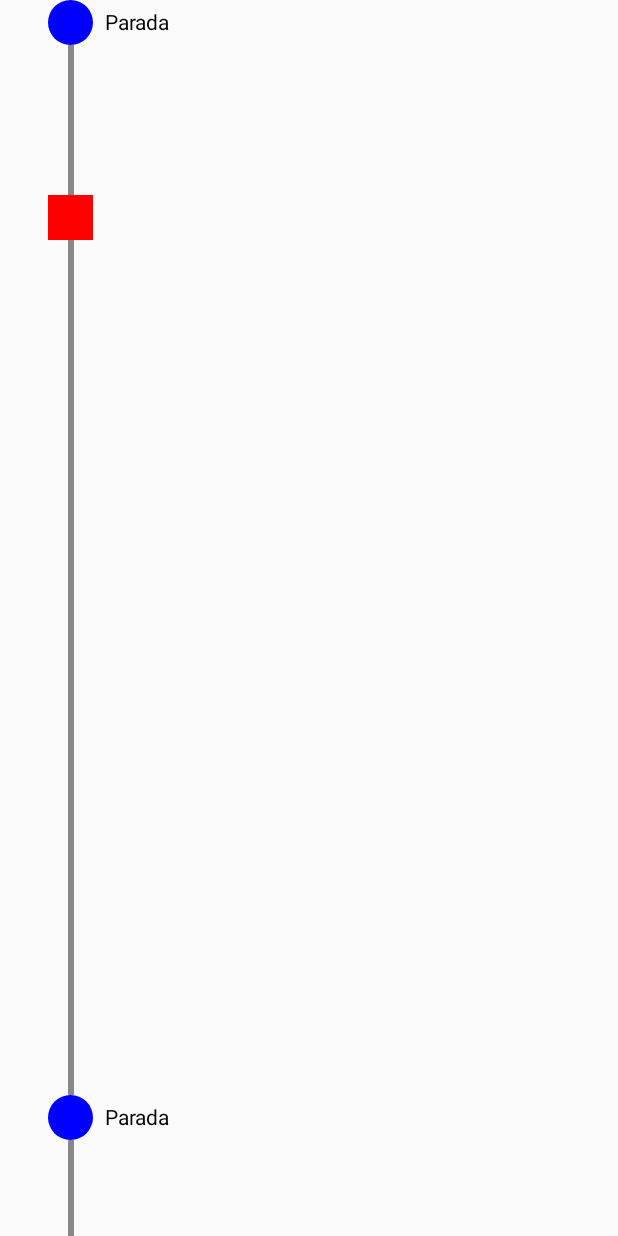
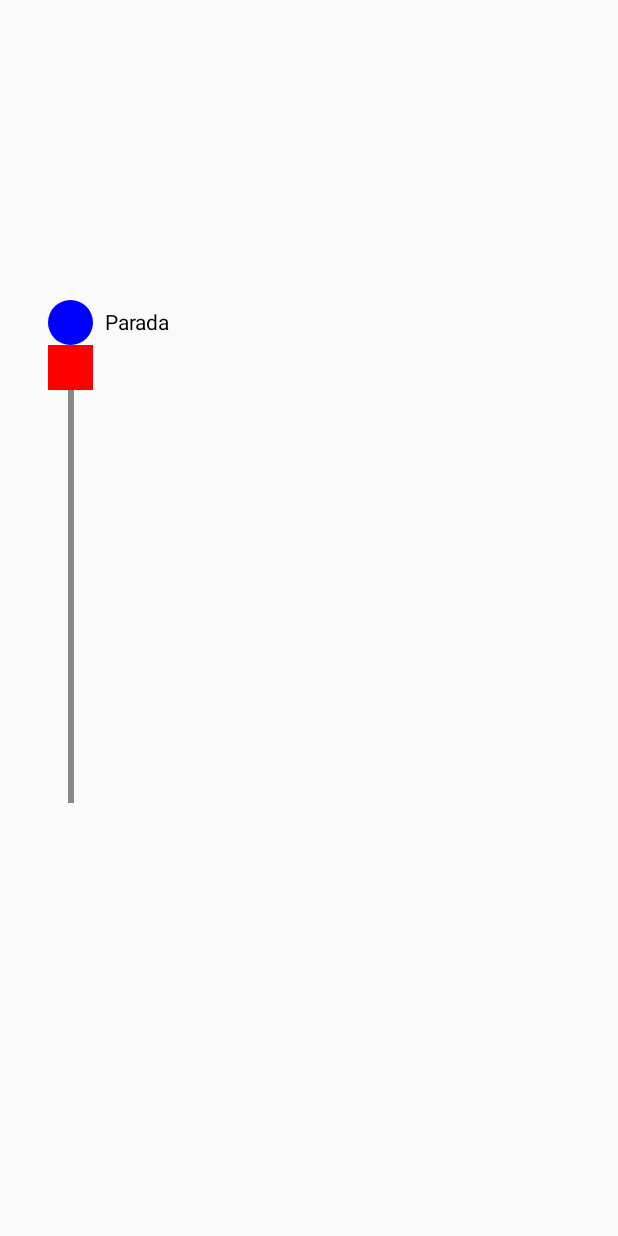
Before and after one commit to Droidinfinity/TFG_UBusTrip, an Android app built with Jetpack Compose: the LineaRTScreen screen opened through its navigation route, on a phone screen of 412 x 824 dp. Run offline under Robolectric (Android 15) with nearby library versions, the phone set to English and light mode, and no system bars; our stand-ins replace Firebase (no records; nobody signed in at launch, a user with empty details on screens opened directly), accompanist; Roboto replaces fonts that are not available here.

Commit message:
pusheo para el otro pc

```diff
--- a/app/src/main/java/com/upm/ubustrip/features/linea/LineaRTScreen.kt
+++ b/app/src/main/java/com/upm/ubustrip/features/linea/LineaRTScreen.kt
@@ -11,6 +11,7 @@ import androidx.compose.foundation.layout.fillMaxHeight
 import androidx.compose.foundation.layout.fillMaxSize
 import androidx.compose.foundation.layout.fillMaxWidth
 import androidx.compose.foundation.layout.height
+import androidx.compose.foundation.layout.offset
 import androidx.compose.foundation.layout.padding
 import androidx.compose.foundation.layout.size
 import androidx.compose.foundation.layout.width
@@ -33,12 +34,16 @@ import com.upm.ubustrip.models.Segmento
 fun LineaRTScreen() {
 
     val s = Segmento("gkuuFjxrTQCOAgBOSCo@Ge@EoAKuAO_@Ca@Ac@?_@B", numeroSegmento = 2)
-    CordenadasUtils.distanciaCoordenadasHaversineSegmento(s)
+    s.esSegmentoInicial = true
+   /* CordenadasUtils.distanciaCoordenadasHaversineSegmento(s)
     CordenadasUtils.distanciaHaversineHastaCoordenada(s, Coordenada(40.41941,-3.54195))
+*/
+    //val systemUiController = rememberSystemUiController()
+    //systemUiController.setSystemBarsColor(Color.Transparent)
 
-    val systemUiController = rememberSystemUiController()
-    systemUiController.setSystemBarsColor(Color.Transparent)
+    Column {
 
+        Spacer(Modifier.height(200.dp))
         LazyColumn(
             modifier = Modifier
                 .fillMaxSize()
@@ -49,11 +54,12 @@ fun LineaRTScreen() {
             items(1) { index ->
 
                 Column {
-                CircleWithText()
-                Line()
-                CircleWithText()
-                Line()
+
+                    LineaSegmento(s)
+
                 }
+            }
+
         }
 
     }
@@ -87,11 +93,11 @@ fun CircleWithText() {
 }
 
 @Composable
-fun Line() {
+fun Line(height : Int) {
     Box(
         modifier = Modifier
             .fillMaxWidth()
-            .height(700.dp) // Altura total
+            .height(height.dp) // Altura total
 
     ) {
         // Línea
@@ -109,9 +115,36 @@ fun Line() {
                 strokeWidth = 4.dp.toPx() // Grosor de la línea
             )
         }
+
+
+
+    }
+
+
+
+
+}
+
+@Composable
+fun LineaSegmento(segmento: Segmento) {
+
+    val distanciaSemento = CordenadasUtils.distanciaCoordenadasHaversineSegmento(segmento)
+    if (segmento.esSegmentoInicial){
+
+        Box{
+
             Column {
 
-            Spacer(Modifier.height(100.dp)) //DESPLAZAMIENTO DEL BUS
+                CircleWithText()
+                Line(distanciaSemento.toInt())
+
+            }
+
+            //MOVIMIENTO DEL BUS------------------------------------------------------
+            Column {
+
+                Spacer(Modifier.height(30.dp)) //Tamaño del circulo (hay que considerarlo)
+                Spacer(Modifier.height(0.dp)) //desplazamiento del bus
                 // Box superpuesto
                 Box(
                     modifier = Modifier
@@ -121,15 +154,13 @@ fun Line() {
                 )
 
             }
-
-
         }
 
 
-}
 
-@Composable
-fun LineaSegmento(segmento: Segmento){
+
+
+    } //fin si era segmento inicial
 
 
 
```
Lines whose indentation alone changed are shown as unchanged.
